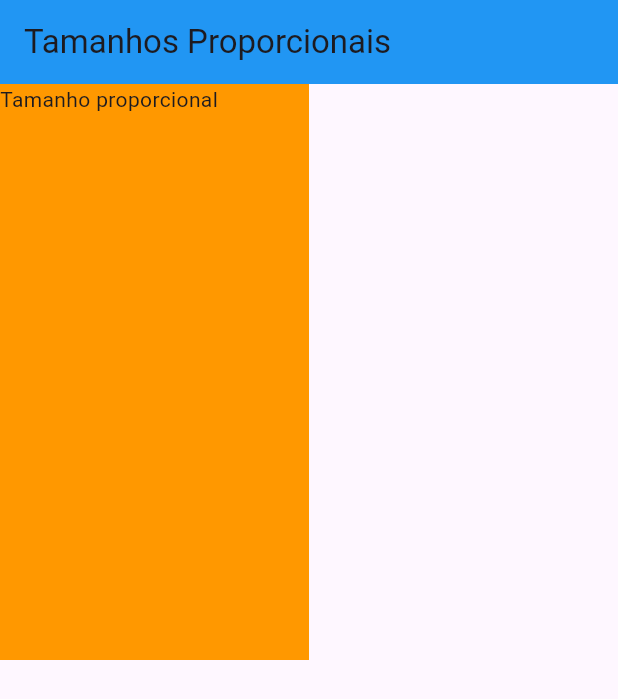
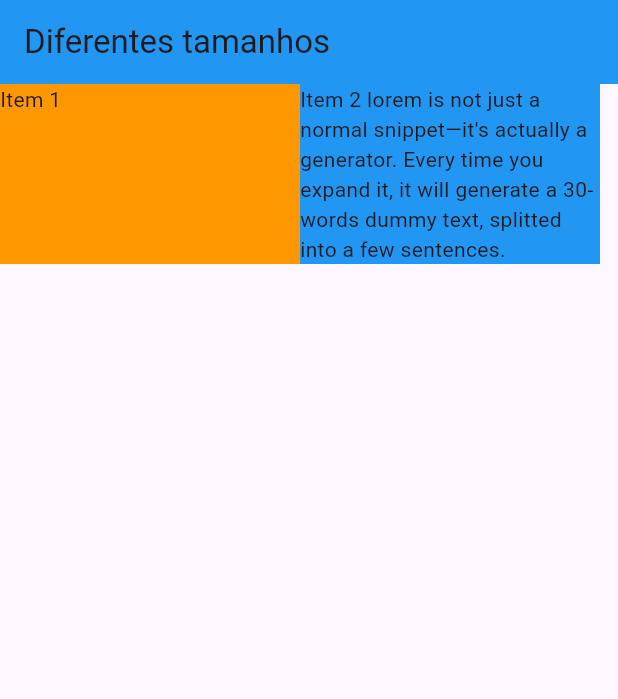
Before and after one commit to Romariolima99/flutter_responsive_queries, a Flutter app: the screen it shows after launch, on a phone screen of 412 x 824 dp. Shown: the top 699 px of the screen. Run offline on Flutter 3.47's test engine with Material 3 defaults, Android fonts, the phone set to English and light mode, and no system bars; missing offline and left inert: auto_size_text_pk.

```diff
--- /dev/null
+++ b/lib/diferentes_tamanhos.dart
@@ -0,0 +1,40 @@
+import 'package:flutter/material.dart';
+
+class DiferentesTamanhos extends StatefulWidget {
+  const DiferentesTamanhos({super.key});
+
+  @override
+  State<DiferentesTamanhos> createState() => _DiferentesTamanhosState();
+}
+
+class _DiferentesTamanhosState extends State<DiferentesTamanhos> {
+  @override
+  Widget build(BuildContext context) {
+    return Scaffold(
+      appBar: AppBar(
+        backgroundColor: Colors.blue, // Define a cor de fundo do AppBar como azul
+        title: const Text('Diferentes tamanhos'),
+      ),
+      body: IntrinsicHeight(
+        child: Row(
+          crossAxisAlignment: CrossAxisAlignment.stretch,
+        children: [
+          Container(
+            width: 200,
+            color: Colors.orange,
+            child: const Text("Item 1"),
+          ),
+          Container(
+            width: 200,
+            color: Colors.blue,
+            child: const Text(
+              "Item 2 lorem is not just a normal snippet—it's actually a generator. Every time you expand it, it will generate a 30-words dummy text, "
+              "splitted into a few sentences.",
+            ),
+          ),
+        ],
+      ),
+      ),
+    );
+  }
+}
--- a/lib/main.dart
+++ b/lib/main.dart
@@ -1,7 +1,8 @@
 import 'package:flutter/material.dart';
-import 'package:responsividade/tamanho_proporcional.dart';
+import 'package:responsividade/diferentes_tamanhos.dart';
+// import 'package:responsividade/tamanho_proporcional.dart';
 // import 'package:responsividade/loja_virtual.dart';
-import 'package:responsividade/tamanho_textos.dart';
+// import 'package:responsividade/tamanho_textos.dart';
 // import 'package:responsividade/orientacao.dart';
 // import 'package:responsividade/regras_layout.dart';
 // import 'package:responsividade/responsividade_wrap.dart';
@@ -18,6 +19,7 @@ void main() {
     // home: RegrasLayouts(),
     // home: LojaVirtual(),
     //  home: TamanhoTextos(),
-        home: TamanhoProporcional(),
+        // home: TamanhoProporcional(),
+        home: DiferentesTamanhos(),
   ));
 }
--- a/lib/tamanho_proporcional.dart
+++ b/lib/tamanho_proporcional.dart
@@ -1,5 +1,5 @@
 import 'package:flutter/material.dart';
-import 'package:flutter/widgets.dart';
+// import 'package:flutter/widgets.dart';
 
 class TamanhoProporcional extends StatefulWidget {
   const TamanhoProporcional({super.key});
```
